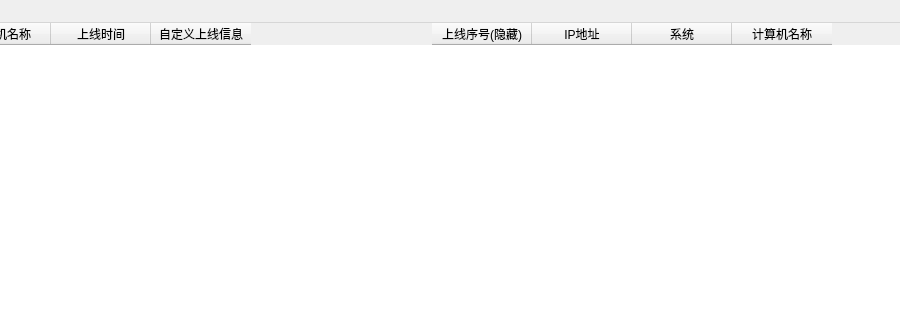
Old version of the form SophonC/Ui/SophonC.ui in the repository HappyThis/SophonC; both pictures show x 349 to 1249 and y 0 to 320 of the 1249 by 735 pixel window.
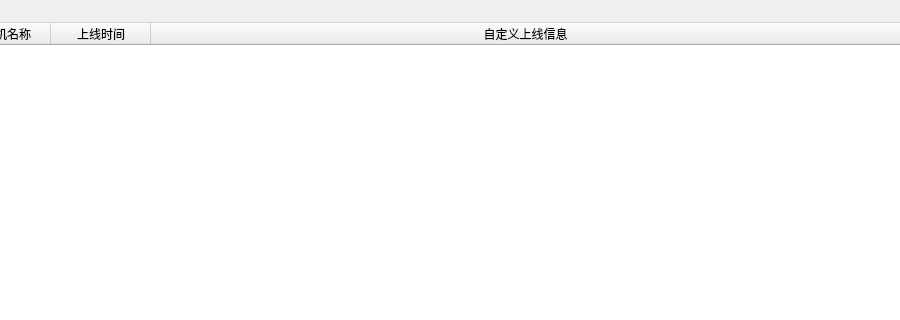
New version of the form. The open tabs and pages were chosen to show the change. Icons and pictures are not drawn.

Diff of the .ui file:
```diff
--- a/SophonC/Ui/SophonC.ui
+++ b/SophonC/Ui/SophonC.ui
@@ -83,7 +83,7 @@
          <bool>false</bool>
         </attribute>
         <attribute name="horizontalHeaderStretchLastSection">
-         <bool>false</bool>
+         <bool>true</bool>
         </attribute>
         <attribute name="verticalHeaderVisible">
          <bool>false</bool>
@@ -123,54 +123,6 @@
         </column>
        </widget>
       </item>
-      <item row="1" column="1">
-       <widget class="QTableWidget" name="tableWidgetOfAdd">
-        <property name="enabled">
-         <bool>true</bool>
-        </property>
-        <property name="sizePolicy">
-         <sizepolicy hsizetype="Expanding" vsizetype="Expanding">
-          <horstretch>3</horstretch>
-          <verstretch>0</verstretch>
-         </sizepolicy>
-        </property>
-        <property name="focusPolicy">
-         <enum>Qt::NoFocus</enum>
-        </property>
-        <property name="frameShape">
-         <enum>QFrame::NoFrame</enum>
-        </property>
-        <property name="selectionBehavior">
-         <enum>QAbstractItemView::SelectRows</enum>
-        </property>
-        <property name="showGrid">
-         <bool>false</bool>
-        </property>
-        <attribute name="verticalHeaderVisible">
-         <bool>false</bool>
-        </attribute>
-        <column>
-         <property name="text">
-          <string>上线序号(隐藏)</string>
-         </property>
-        </column>
-        <column>
-         <property name="text">
-          <string>IP地址</string>
-         </property>
-        </column>
-        <column>
-         <property name="text">
-          <string>系统</string>
-         </property>
-        </column>
-        <column>
-         <property name="text">
-          <string>计算机名称</string>
-         </property>
-        </column>
-       </widget>
-      </item>
      </layout>
     </item>
     <item>
```
Left out of the diff: 28 changed lines with no effect on the pictures.
